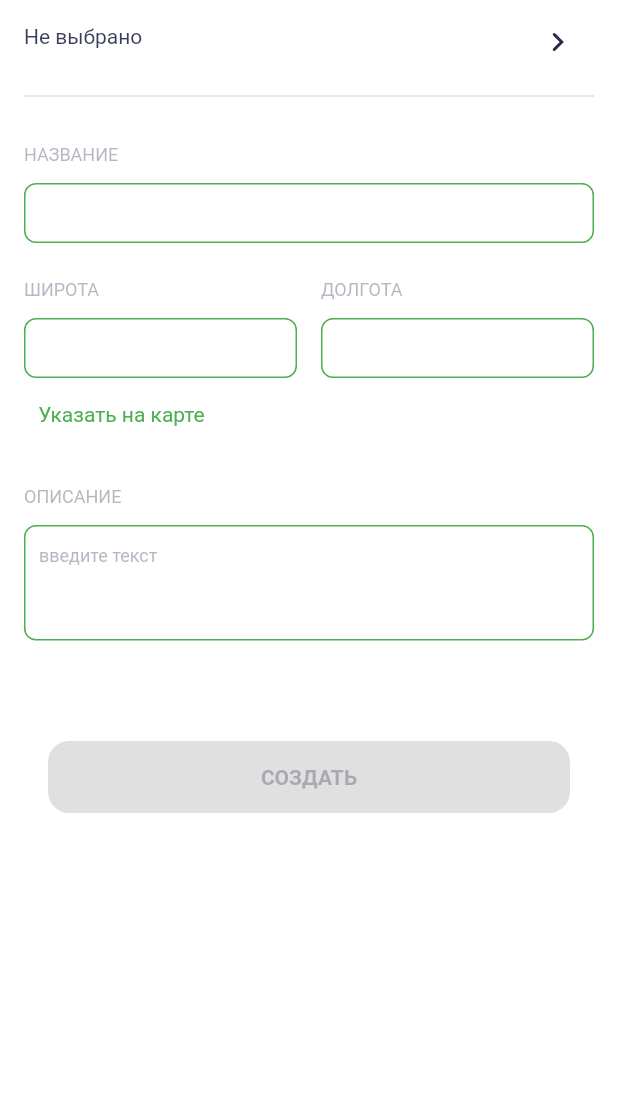
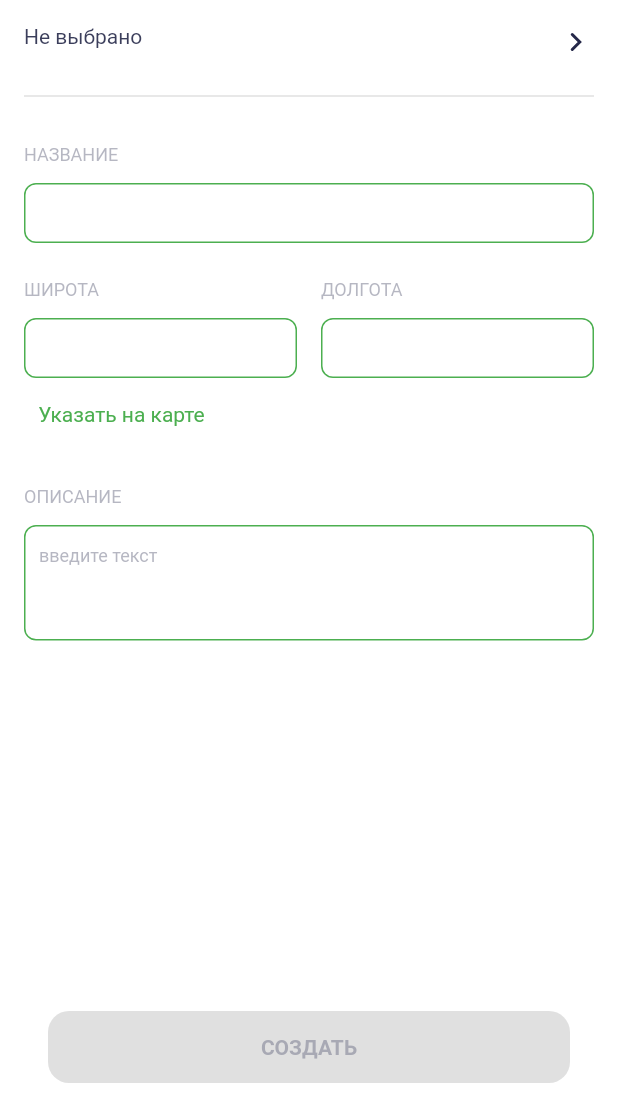
Before and after one commit to Jevilll/surf-flutter-course-likholetov, a Flutter app: the SightListScreen screen opened directly, after a tap on "Новое место", on a phone screen of 412 x 824 dp, the part 129-1236 px from its top. Run offline on Flutter 3.47's test engine with Material 2 defaults, Android fonts, the phone set to English and light mode, and no system bars; our stand-ins replace cached_network_image, flutter_svg, logger; network calls fail; project files that could hold a hidden picture were left out.

Commit message:
Задание 5-4 Внес исправления

```diff
--- a/lib/res/app_strings.dart
+++ b/lib/res/app_strings.dart
@@ -20,7 +20,7 @@ abstract class AppStrings {
   static const String km = 'км';
   static const String clear = 'Очистить';
   static const String categories = 'КАТЕГОРИИ';
-  static const String category = 'КАТЕГОРИЯ';
+  static const String category = 'Категория';
   static const String settings = 'Настройки';
   static const String darkTheme = 'Тёмная тема';
   static const String watchTutorial = 'Смотреть туториал';
@@ -40,4 +40,5 @@ abstract class AppStrings {
       'Попробуйте изменить параметры поиска';
   static const String youSearched = 'ВЫ ИСКАЛИ';
   static const String clearHistory = 'Очистить историю';
+  static const String save = 'Сохранить';
 }
--- a/lib/res/app_themes.dart
+++ b/lib/res/app_themes.dart
@@ -139,4 +139,7 @@ extension CustomColorScheme on ColorScheme {
 
   Color get disabledButton =>
       brightness == Brightness.light ? AppColors.lightBackground : AppColors.darkBlack;
+
+  Color get red =>
+      brightness == Brightness.light ? AppColors.lightRed : AppColors.darkRed;
 }
--- a/lib/ui/screen/add_sight_screen.dart
+++ b/lib/ui/screen/add_sight_screen.dart
@@ -1,8 +1,10 @@
 import 'package:flutter/material.dart';
+import 'package:flutter_svg/flutter_svg.dart';
 import 'package:places/res/app_icons.dart';
 import 'package:places/res/app_strings.dart';
 import 'package:places/res/app_text_styles.dart';
 import 'package:places/res/app_themes.dart';
+import 'package:places/ui/screen/sight_type_selector_screen.dart';
 import 'package:places/ui/widget/app_bar.dart';
 import 'package:places/ui/widget/button/button_rounded.dart';
 import 'package:places/ui/widget/button/button_svg_icon.dart';
@@ -18,10 +20,37 @@ class AddSightScreen extends StatefulWidget {
 }
 
 class _AddSightScreenState extends State<AddSightScreen> {
+  final _controllerName = TextEditingController();
+  final _controllerLat = TextEditingController();
+  final _controllerLong = TextEditingController();
+  final _controllerDescription = TextEditingController();
+  final _focusNodeLat = FocusNode();
+  final _focusNodeLong = FocusNode();
+  final _focusNodeDescription = FocusNode();
+  final _formKey = GlobalKey<FormState>();
+  String? _category = AppStrings.notChosen;
+
+  @override
+  void initState() {
+    _controllerName.addListener(() => setState(() {}));
+    _controllerLat.addListener(() => setState(() {}));
+    _controllerLong.addListener(() => setState(() {}));
+    _controllerDescription.addListener(() => setState(() {}));
+    super.initState();
+  }
+
+  @override
+  void dispose() {
+    _controllerName.dispose();
+    _controllerLat.dispose();
+    _controllerLong.dispose();
+    _controllerDescription.dispose();
+    super.dispose();
+  }
+
   @override
   Widget build(BuildContext context) {
     final theme = Theme.of(context);
-    final focusNodeDescription = FocusNode();
 
     return Scaffold(
       appBar: CustomAppBar(
@@ -39,43 +68,67 @@ class _AddSightScreenState extends State<AddSightScreen> {
           ),
         ),
       ),
-      body: SingleChildScrollView(
+      body: CustomScrollView(
+        slivers: [
+          SliverFillRemaining(
+            hasScrollBody: false,
             child: Container(
               padding: const EdgeInsets.all(16),
+              child: Form(
+                key: _formKey,
                 child: Column(
                   children: [
-              const Align(
+                    Align(
                       alignment: Alignment.centerLeft,
                       child: Text(
-                  AppStrings.category,
+                        AppStrings.category.toUpperCase(),
                         style: AppTextStyles.superSmall,
                       ),
                     ),
                     ListTile(
                       contentPadding: EdgeInsets.zero,
+                      onTap: () async {
+                        final result = await Navigator.push<String>(
+                          context,
+                          MaterialPageRoute(
+                            builder: (context) =>
+                                const SightTypeSelectorScreen(),
+                          ),
+                        );
+                        setState(() {
+                          _category = result;
+                        });
+                      },
                       leading: Text(
-                  AppStrings.notChosen,
+                        _category ?? AppStrings.notChosen,
                         style: theme.textTheme.bodySmall,
                       ),
-                trailing: ButtonSvgIcon(
-                  icon: AppIcons.view,
-                  onPressed: () {},
+                      trailing: SvgPicture.asset(
+                        AppIcons.view,
                         color: theme.colorScheme.main,
                       ),
                     ),
                     const Divider(
                       thickness: 1,
                     ),
-              const EditableItem(
+                    EditableItem(
                       name: AppStrings.name,
                       textInputAction: TextInputAction.next,
+                      controller: _controllerName,
+                      onEditingComplete: () =>
+                          FocusScope.of(context).nextFocus(),
                     ),
                     Row(
                       children: [
-                  const Expanded(
+                        Expanded(
                           child: EditableItem(
                             name: AppStrings.latitude,
+                            controller: _controllerLat,
                             textInputAction: TextInputAction.next,
+                            textInputType: TextInputType.number,
+                            focusNode: _focusNodeLat,
+                            onEditingComplete: () =>
+                                FocusScope.of(context).nextFocus(),
                           ),
                         ),
                         const SizedBox(
@@ -84,9 +137,12 @@ class _AddSightScreenState extends State<AddSightScreen> {
                         Expanded(
                           child: EditableItem(
                             name: AppStrings.longitude,
+                            controller: _controllerLong,
                             textInputAction: TextInputAction.next,
+                            textInputType: TextInputType.number,
+                            focusNode: _focusNodeLong,
                             onEditingComplete: () => FocusScope.of(context)
-                          .requestFocus(focusNodeDescription),
+                                .requestFocus(_focusNodeDescription),
                           ),
                         ),
                       ],
@@ -105,39 +161,60 @@ class _AddSightScreenState extends State<AddSightScreen> {
                     ),
                     EditableItem(
                       name: AppStrings.description,
-                focusNode: focusNodeDescription,
+                      controller: _controllerDescription,
+                      focusNode: _focusNodeDescription,
                       maxLines: 3,
                       hint: AppStrings.enterText,
                     ),
-
-              const ButtonRounded(
+                    const Spacer(),
+                    ButtonRounded(
                       title: AppStrings.create,
-                onPressed: null,
+                      onPressed: _isButtonEnabled()
+                          ? () {
+                              _formKey.currentState!.validate();
+                            }
+                          : null,
                     ),
                   ],
                 ),
               ),
             ),
+          ),
+        ],
+      ),
     );
+  }
+
+  bool _isButtonEnabled() {
+    return _controllerName.text.isNotEmpty &&
+        _controllerLat.text.isNotEmpty &&
+        _controllerLong.text.isNotEmpty &&
+        _controllerDescription.text.isNotEmpty;
   }
 }
 
 /// Виджет радактируемого поля.
 class EditableItem extends StatefulWidget {
   final String name;
+  final TextEditingController? controller;
   final FocusNode? focusNode;
   final int maxLines;
   final String? hint;
   final TextInputAction textInputAction;
   final VoidCallback? onEditingComplete;
+  final TextInputType? textInputType;
+  final ValueChanged<String>? onFieldSubmitted;
 
   const EditableItem({
     required this.name,
+    this.controller,
     this.focusNode,
     this.maxLines = 1,
     this.hint,
     this.textInputAction = TextInputAction.done,
     this.onEditingComplete,
+    this.textInputType,
+    this.onFieldSubmitted,
     Key? key,
   }) : super(key: key);
 
@@ -167,11 +244,25 @@ class _EditableItemState extends State<EditableItem> {
           focusNode: widget.focusNode,
           maxLines: widget.maxLines,
           hint: widget.hint,
+          controller: widget.controller,
           textInputAction: widget.textInputAction,
           onEditingComplete: widget.onEditingComplete,
-          // controller: controller,
+          textInputType: widget.textInputType,
+          onFieldSubmitted: widget.onFieldSubmitted,
+          validator: (value) {
+            if(!isNumeric(value))  {
+              return '';
+            }
+          },
         ),
       ],
     );
   }
+  bool isNumeric(String? s) {
+    if (s == null) {
+      return false;
     }
+
+    return double.tryParse(s) != null;
+  }
+}
--- a/lib/ui/screen/home_page.dart
+++ b/lib/ui/screen/home_page.dart
@@ -30,7 +30,7 @@ class _HomePageState extends State<HomePage> {
     // const SettingsScreen(),
   ];
 
-  int currentIndex = 0;
+  int currentIndex = 1;
 
   @override
   Widget build(BuildContext context) {
--- a/lib/ui/widget/custom_text_field.dart
+++ b/lib/ui/widget/custom_text_field.dart
@@ -12,6 +12,9 @@ class CustomTextField extends StatefulWidget {
   final String? hint;
   final TextInputAction textInputAction;
   final VoidCallback? onEditingComplete;
+  final TextInputType? textInputType;
+  final ValueChanged<String>? onFieldSubmitted;
+  final FormFieldValidator<String>? validator;
 
   const CustomTextField({
     this.controller,
@@ -20,6 +23,9 @@ class CustomTextField extends StatefulWidget {
     this.hint,
     this.textInputAction = TextInputAction.done,
     this.onEditingComplete,
+    this.textInputType,
+    this.onFieldSubmitted,
+    this.validator,
     Key? key,
   }) : super(key: key);
 
@@ -51,21 +57,29 @@ class _CustomTextFieldState extends State<CustomTextField> {
         maxLines: widget.maxLines,
         textInputAction: widget.textInputAction,
         onEditingComplete: widget.onEditingComplete,
+        keyboardType: widget.textInputType,
+        onFieldSubmitted: widget.onFieldSubmitted,
+        validator: (value) {
+          if (value == null || value.isEmpty) {
+            return '';
+          }
+
+          if (widget.validator?.call(value) != null) return '';
+
+          return null;
+        },
         decoration: InputDecoration(
           hintText: widget.hint,
           hintStyle: AppTextStyles.superSmall,
-          enabledBorder: OutlineInputBorder(
-            borderRadius: BorderRadius.circular(8),
-            borderSide: BorderSide(color: theme.colorScheme.green),
-          ),
-          focusedBorder: OutlineInputBorder(
-            borderRadius: BorderRadius.circular(8),
-            borderSide: BorderSide(width: 2, color: theme.colorScheme.green),
-          ),
+          errorStyle: const TextStyle(height: 0),
+          enabledBorder: _border(theme, 1),
+          focusedBorder: _border(theme, 2),
           suffixIconConstraints: const BoxConstraints(
             minHeight: 20,
             minWidth: 20,
           ),
+          errorBorder: _errorBorder(theme, 1),
+          focusedErrorBorder: _errorBorder(theme, 2),
           contentPadding: const EdgeInsets.all(10.0),
           suffixIcon: _controller.text.isNotEmpty
               ? Padding(
@@ -91,4 +105,19 @@ class _CustomTextFieldState extends State<CustomTextField> {
     _controller.dispose();
     super.dispose();
   }
+
+  OutlineInputBorder _border(ThemeData theme, double width) =>
+      OutlineInputBorder(
+        borderRadius: BorderRadius.circular(8),
+        borderSide: BorderSide(width: width, color: theme.colorScheme.green),
+      );
+
+  OutlineInputBorder _errorBorder(ThemeData theme, double width) =>
+      OutlineInputBorder(
+        borderRadius: BorderRadius.circular(8),
+        borderSide: BorderSide(
+          width: width,
+          color: theme.colorScheme.red.withOpacity(0.4),
+        ),
+      );
 }
```
Also changed, not shown: lib/ui/screen/sight_type_selector_screen.dart (added, +78 -0 lines). Lines whose indentation alone changed are shown as unchanged.
